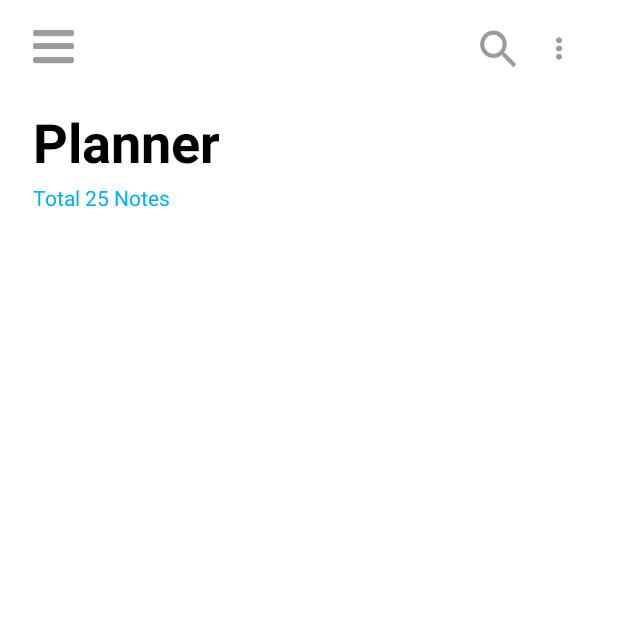
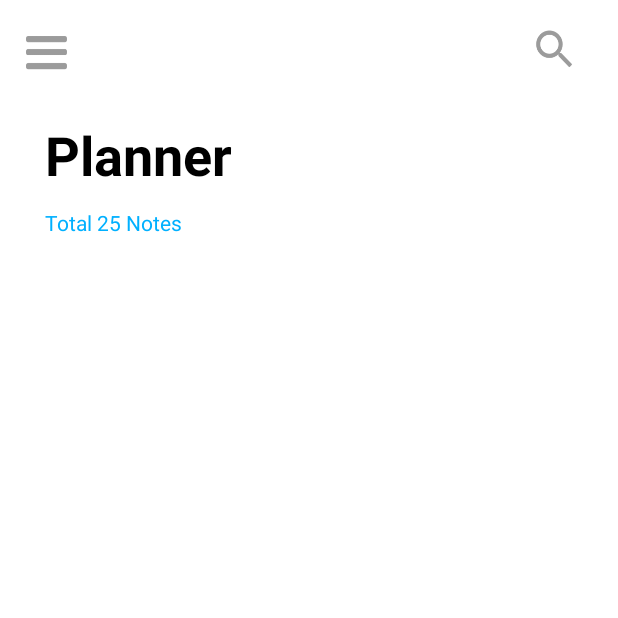
Before and after one commit to sublinenhy/FirstAppDev, an Android app: the screen it shows after launch once a user with an empty profile is signed in (MainActivity), on a phone screen of 412 x 824 dp, the top half of it. Run offline under Robolectric (Android 15) with nearby library versions, the phone set to English and light mode, and no system bars; our stand-ins replace Firebase (no records; nobody signed in at launch, a user with empty details on screens opened directly); libraries missing offline, so code that uses them is left out: com.gyf.immersionbar; 1 statement that could not run was skipped.

Commit message:
转变为constraintlayout之后

```diff
--- a/app/src/main/res/layout/activity_main.xml
+++ b/app/src/main/res/layout/activity_main.xml
@@ -1,77 +1,101 @@
 <?xml version="1.0" encoding="utf-8"?>
-<RelativeLayout xmlns:android="http://schemas.android.com/apk/res/android"
+<android.support.constraint.ConstraintLayout xmlns:android="http://schemas.android.com/apk/res/android"
+    xmlns:app="http://schemas.android.com/apk/res-auto"
     xmlns:tools="http://schemas.android.com/tools"
     android:layout_width="match_parent"
     android:layout_height="match_parent"
+    android:background="#FFFFFF"
     android:paddingRight="22dp"
-    android:background="#FFFFFF"
     tools:context=".MainActivity">
 
-    <RelativeLayout
-        android:id="@+id/nav"
-        android:layout_width="match_parent"
-        android:layout_height="30dp"
-        android:layout_marginTop="20dp"
-        android:paddingLeft="22dp">
 
     <Button
         android:id="@+id/btn_nav"
         android:layout_width="27dp"
         android:layout_height="22.5dp"
-            android:background="@drawable/button_nav"/>
+        android:layout_marginStart="8dp"
+        android:layout_marginLeft="8dp"
+        android:layout_marginTop="24dp"
+        android:layout_marginEnd="8dp"
+        android:layout_marginRight="8dp"
+        android:background="@drawable/button_nav"
+        app:layout_constraintEnd_toStartOf="@+id/guideline2"
+        app:layout_constraintStart_toStartOf="parent"
+        app:layout_constraintTop_toTopOf="parent" />
 
     <Button
         android:id="@+id/btn_search"
         android:layout_width="25dp"
         android:layout_height="25dp"
+        android:layout_marginTop="20dp"
+        android:layout_marginEnd="8dp"
+        android:layout_marginRight="8dp"
+        android:layout_toRightOf="@id/btn_nav"
         android:background="@drawable/button_search"
-            android:layout_toRightOf="@id/btn_nav"
-            android:layout_marginLeft="270dp"
-            android:onClick="toEdit"/>
+        android:onClick="toEdit"
+        app:layout_constraintEnd_toEndOf="parent"
+        app:layout_constraintTop_toTopOf="parent" />
 
-        <Button
-            android:id="@+id/btn_setting"
-            android:layout_width="25dp"
-            android:layout_height="25dp"
-            android:background="@drawable/button_setting"
-            android:layout_toRightOf="@id/btn_search"
-            android:layout_marginLeft="15dp"/>
 
-    </RelativeLayout>
+    <android.support.constraint.Guideline
+        android:id="@+id/guideline2"
+        android:layout_width="wrap_content"
+        android:layout_height="wrap_content"
+        android:orientation="vertical"
+        app:layout_constraintGuide_begin="62dp" />
+
+
+    <android.support.constraint.Guideline
+        android:id="@+id/guideline3"
+        android:layout_width="wrap_content"
+        android:layout_height="wrap_content"
+        android:orientation="horizontal"
+        app:layout_constraintGuide_begin="71dp" />
 
 
     <TextView
         android:id="@+id/tv_note_book_title"
         android:layout_width="160dp"
         android:layout_height="52dp"
+        android:layout_marginStart="8dp"
+        android:layout_marginLeft="8dp"
+        android:layout_marginTop="8dp"
+        android:paddingLeft="22dp"
         android:text="Planner"
+        android:textColor="#000000"
         android:textSize="36sp"
-        android:textColor="#000000"
         android:textStyle="bold"
-        android:layout_below="@id/nav"
-        android:layout_marginTop="20dp"
-        android:paddingLeft="22dp"/>
+        app:layout_constraintStart_toStartOf="parent"
+        app:layout_constraintTop_toTopOf="@+id/guideline3" />
 
     <TextView
         android:id="@+id/tv_note_count"
         android:layout_width="wrap_content"
         android:layout_height="wrap_content"
         android:layout_below="@id/tv_note_book_title"
+        android:layout_marginStart="8dp"
+        android:layout_marginLeft="8dp"
+        android:layout_marginTop="8dp"
+        android:paddingLeft="22dp"
         android:text="Total 25 Notes"
-        android:layout_marginBottom="20dp"
         android:textColor="#00B0FF"
-        android:paddingLeft="22dp"/>
+        app:layout_constraintStart_toStartOf="parent"
+        app:layout_constraintTop_toBottomOf="@+id/tv_note_book_title" />
 
 
     <android.support.v7.widget.RecyclerView
         android:id="@+id/rv_note_display"
+        android:layout_width="match_parent"
+        android:layout_height="wrap_content"
         android:layout_below="@+id/tv_note_count"
-        android:layout_width="match_parent"
-        android:layout_height="match_parent"
-        android:layout_marginLeft="22dp">
-
+        android:layout_marginStart="32dp"
+        android:layout_marginLeft="32dp"
+        android:layout_marginTop="8dp"
+        app:layout_constraintStart_toStartOf="parent"
+        app:layout_constraintTop_toBottomOf="@+id/tv_note_count">
 
     </android.support.v7.widget.RecyclerView>
+
 
 
     <!--<RelativeLayout-->
@@ -268,4 +292,4 @@
 
 
 
-</RelativeLayout>
+</android.support.constraint.ConstraintLayout>
```
Lines whose indentation alone changed are shown as unchanged.
